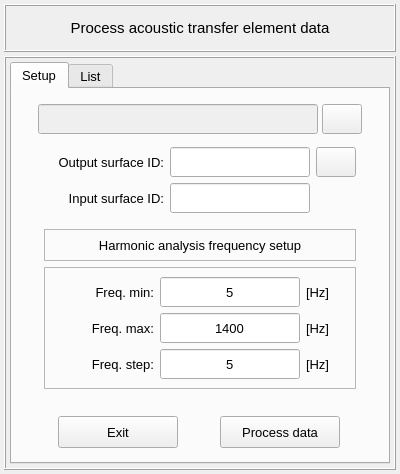
Before: the Qt Designer form vibra/interface/data/ui_files/model/setup/acoustic/acoustic_transfer_element_inputs.ui in MOPT-UFSC/VIBRA, drawn with Qt 5.
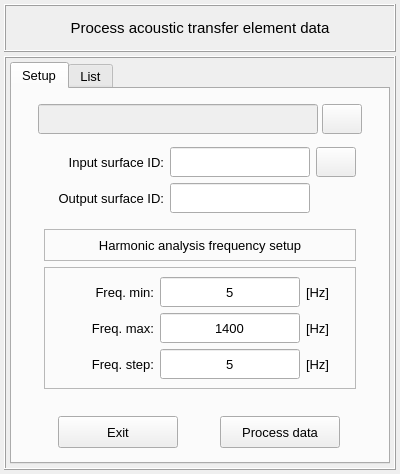
After: the same form once the commit is applied. Icons and pictures are not drawn.

Commit message: Enable the acoustic transfer element functionality

What changed in the file:
```diff
--- a/vibra/interface/data/ui_files/model/setup/acoustic/acoustic_transfer_element_inputs.ui
+++ b/vibra/interface/data/ui_files/model/setup/acoustic/acoustic_transfer_element_inputs.ui
@@ -396,8 +396,8 @@
              <property name="spacing">
               <number>6</number>
              </property>
-             <item row="4" column="2" colspan="3">
-              <spacer name="verticalSpacer">
+             <item row="6" column="5">
+              <spacer name="horizontalSpacer_4">
                <property name="orientation">
                 <enum>Qt::Vertical</enum>
                </property>
@@ -409,7 +409,139 @@
                </property>
               </spacer>
              </item>
+             <item row="6" column="1">
+              <spacer name="horizontalSpacer_3">
+               <property name="orientation">
+                <enum>Qt::Horizontal</enum>
+               </property>
+               <property name="sizeHint" stdset="0">
+                <size>
+                 <width>40</width>
+                 <height>20</height>
+                </size>
+               </property>
+              </spacer>
+             </item>
+             <item row="2" column="3">
+              <widget class="QLineEdit" name="lineEdit_output_selected_id">
+               <property name="minimumSize">
+                <size>
+                 <width>140</width>
+                 <height>30</height>
+                </size>
+               </property>
+               <property name="maximumSize">
+                <size>
+                 <width>140</width>
+                 <height>30</height>
+                </size>
+               </property>
+               <property name="font">
+                <font>
+                 <pointsize>10</pointsize>
+                </font>
+               </property>
+               <property name="styleSheet">
+                <string notr="true"/>
+               </property>
+               <property name="text">
+                <string/>
+               </property>
+               <property name="alignment">
+                <set>Qt::AlignCenter</set>
+               </property>
+              </widget>
+             </item>
              <item row="6" column="2" colspan="3">
+              <widget class="QLabel" name="label_2">
+               <property name="minimumSize">
+                <size>
+                 <width>0</width>
+                 <height>32</height>
+                </size>
+               </property>
+               <property name="maximumSize">
+                <size>
+                 <width>16777215</width>
+                 <height>32</height>
+                </size>
+               </property>
+               <property name="font">
+                <font>
+                 <pointsize>10</pointsize>
+                 <weight>50</weight>
+                 <bold>false</bold>
+                </font>
+               </property>
+               <property name="frameShape">
+                <enum>QFrame::StyledPanel</enum>
+               </property>
+               <property name="text">
+                <string>Harmonic analysis frequency setup</string>
+               </property>
+               <property name="alignment">
+                <set>Qt::AlignCenter</set>
+               </property>
+              </widget>
+             </item>
+             <item row="2" column="2">
+              <widget class="QLabel" name="label_11">
+               <property name="minimumSize">
+                <size>
+                 <width>120</width>
+                 <height>30</height>
+                </size>
+               </property>
+               <property name="maximumSize">
+                <size>
+                 <width>140</width>
+                 <height>30</height>
+                </size>
+               </property>
+               <property name="font">
+                <font>
+                 <family>MS Shell Dlg 2</family>
+                 <pointsize>10</pointsize>
+                 <weight>50</weight>
+                 <italic>false</italic>
+                 <bold>false</bold>
+                </font>
+               </property>
+               <property name="text">
+                <string>Output surface ID:</string>
+               </property>
+               <property name="alignment">
+                <set>Qt::AlignRight|Qt::AlignTrailing|Qt::AlignVCenter</set>
+               </property>
+              </widget>
+             </item>
+             <item row="5" column="2" colspan="3">
+              <spacer name="verticalSpacer">
+               <property name="orientation">
+                <enum>Qt::Vertical</enum>
+               </property>
+               <property name="sizeHint" stdset="0">
+                <size>
+                 <width>20</width>
+                 <height>40</height>
+                </size>
+               </property>
+              </spacer>
+             </item>
+             <item row="8" column="2" colspan="3">
+              <spacer name="verticalSpacer_2">
+               <property name="orientation">
+                <enum>Qt::Vertical</enum>
+               </property>
+               <property name="sizeHint" stdset="0">
+                <size>
+                 <width>20</width>
+                 <height>40</height>
+                </size>
+               </property>
+              </spacer>
+             </item>
+             <item row="7" column="2" colspan="3">
               <widget class="QFrame" name="frame_3">
                <property name="frameShape">
                 <enum>QFrame::StyledPanel</enum>
@@ -709,65 +841,7 @@
                </layout>
               </widget>
              </item>
-             <item row="5" column="5">
-              <spacer name="horizontalSpacer_4">
-               <property name="orientation">
-                <enum>Qt::Horizontal</enum>
-               </property>
-               <property name="sizeHint" stdset="0">
-                <size>
-                 <width>40</width>
-                 <height>20</height>
-                </size>
-               </property>
-              </spacer>
-             </item>
-             <item row="5" column="2" colspan="3">
-              <widget class="QLabel" name="label_2">
-               <property name="minimumSize">
-                <size>
-                 <width>0</width>
-                 <height>32</height>
-                </size>
-               </property>
-               <property name="maximumSize">
-                <size>
-                 <width>16777215</width>
-                 <height>32</height>
-                </size>
-               </property>
-               <property name="font">
-                <font>
-                 <pointsize>10</pointsize>
-                 <weight>50</weight>
-                 <bold>false</bold>
-                </font>
-               </property>
-               <property name="frameShape">
-                <enum>QFrame::StyledPanel</enum>
-               </property>
-               <property name="text">
-                <string>Harmonic analysis frequency setup</string>
-               </property>
-               <property name="alignment">
-                <set>Qt::AlignCenter</set>
-               </property>
-              </widget>
-             </item>
-             <item row="5" column="1">
-              <spacer name="horizontalSpacer_3">
-               <property name="orientation">
-                <enum>Qt::Horizontal</enum>
-               </property>
-               <property name="sizeHint" stdset="0">
-                <size>
-                 <width>40</width>
-                 <height>20</height>
-                </size>
-               </property>
-              </spacer>
-             </item>
-             <item row="2" column="2">
+             <item row="1" column="2">
               <widget class="QLabel" name="label_16">
                <property name="minimumSize">
                 <size>
@@ -799,7 +873,7 @@
               </widget>
              </item>
              <item row="1" column="3">
-              <widget class="QLineEdit" name="lineEdit_output_selected_id">
+              <widget class="QLineEdit" name="lineEdit_input_selected_id">
                <property name="minimumSize">
                 <size>
                  <width>140</width>
@@ -815,6 +889,9 @@
                <property name="font">
                 <font>
                  <pointsize>10</pointsize>
+                 <weight>50</weight>
+                 <italic>false</italic>
+                 <bold>false</bold>
                 </font>
                </property>
                <property name="styleSheet">
@@ -878,51 +955,7 @@
                </property>
               </widget>
              </item>
-             <item row="1" column="0">
-              <spacer name="horizontalSpacer_5">
-               <property name="orientation">
-                <enum>Qt::Horizontal</enum>
-               </property>
-               <property name="sizeHint" stdset="0">
-                <size>
-                 <width>40</width>
-                 <height>20</height>
-                </size>
-               </property>
-              </spacer>
-             </item>
-             <item row="1" column="2">
-              <widget class="QLabel" name="label_11">
-               <property name="minimumSize">
-                <size>
-                 <width>120</width>
-                 <height>30</height>
-                </size>
-               </property>
-               <property name="maximumSize">
-                <size>
-                 <width>140</width>
-                 <height>30</height>
-                </size>
-               </property>
-               <property name="font">
-                <font>
-                 <family>MS Shell Dlg 2</family>
-                 <pointsize>10</pointsize>
-                 <weight>50</weight>
-                 <italic>false</italic>
-                 <bold>false</bold>
-                </font>
-               </property>
-               <property name="text">
-                <string>Output surface ID:</string>
-               </property>
-               <property name="alignment">
-                <set>Qt::AlignRight|Qt::AlignTrailing|Qt::AlignVCenter</set>
-               </property>
-              </widget>
-             </item>
-             <item row="1" column="6">
+             <item row="1" column="5">
               <spacer name="horizontalSpacer_6">
                <property name="orientation">
                 <enum>Qt::Horizontal</enum>
@@ -935,41 +968,8 @@
                </property>
               </spacer>
              </item>
-             <item row="2" column="3">
-              <widget class="QLineEdit" name="lineEdit_input_selected_id">
-               <property name="minimumSize">
-                <size>
-                 <width>140</width>
-                 <height>30</height>
-                </size>
-               </property>
-               <property name="maximumSize">
-                <size>
-                 <width>140</width>
-                 <height>30</height>
-                </size>
-               </property>
-               <property name="font">
-                <font>
-                 <pointsize>10</pointsize>
-                 <weight>50</weight>
-                 <italic>false</italic>
-                 <bold>false</bold>
-                </font>
-               </property>
-               <property name="styleSheet">
-                <string notr="true"/>
-               </property>
-               <property name="text">
-                <string/>
-               </property>
-               <property name="alignment">
-                <set>Qt::AlignCenter</set>
-               </property>
-              </widget>
-             </item>
-             <item row="7" column="2" colspan="3">
-              <spacer name="verticalSpacer_2">
+             <item row="1" column="1">
+              <spacer name="horizontalSpacer_5">
                <property name="orientation">
                 <enum>Qt::Vertical</enum>
                </property>
```
Left out of the diff: 14 changed lines with no effect on the pictures. The commit also changes 6 other files.
